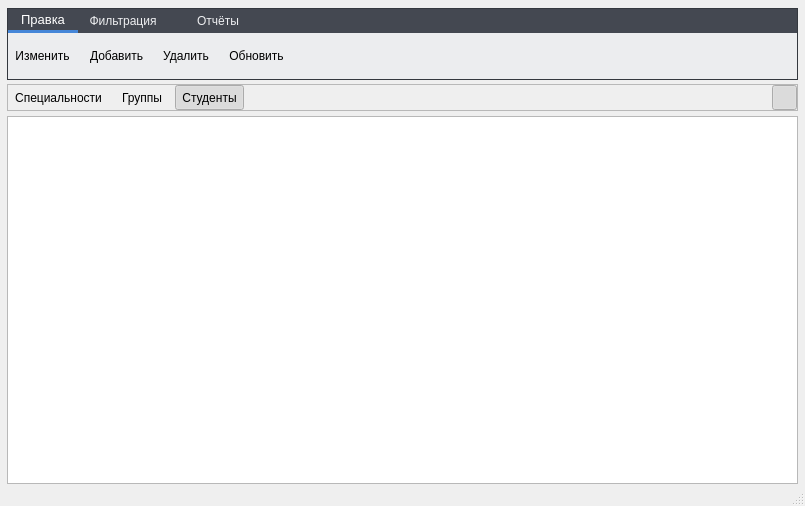
The window that source_modules/personnel_department/mainwindow.ui (MichaelRepository/diplom_project) describes before a commit, drawn with Qt 5.
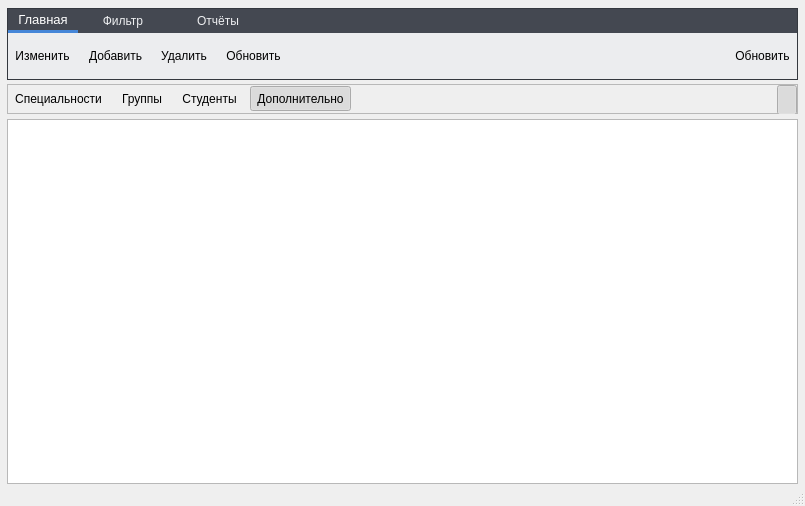
The same window after the commit. Icons and pictures are not drawn.

Diff of the .ui file:
```diff
--- a/source_modules/personnel_department/mainwindow.ui
+++ b/source_modules/personnel_department/mainwindow.ui
@@ -39,7 +39,7 @@
     <property name="spacing">
      <number>5</number>
     </property>
-    <item row="1" column="0">
+    <item row="2" column="0">
      <widget class="QStackedWidget" name="stackedWidget">
       <property name="sizePolicy">
        <sizepolicy hsizetype="Preferred" vsizetype="Preferred">
@@ -47,6 +47,9 @@
         <verstretch>0</verstretch>
        </sizepolicy>
       </property>
+      <property name="styleSheet">
+       <string notr="true"/>
+      </property>
       <property name="currentIndex">
        <number>0</number>
       </property>
@@ -67,219 +70,6 @@
         <property name="spacing">
          <number>5</number>
         </property>
-        <item row="0" column="0" colspan="3">
-         <widget class="QFrame" name="frame_3">
-          <property name="sizePolicy">
-           <sizepolicy hsizetype="Preferred" vsizetype="Fixed">
-            <horstretch>0</horstretch>
-            <verstretch>0</verstretch>
-           </sizepolicy>
-          </property>
-          <property name="frameShape">
-           <enum>QFrame::StyledPanel</enum>
-          </property>
-          <property name="frameShadow">
-           <enum>QFrame::Raised</enum>
-          </property>
-          <layout class="QGridLayout" name="gridLayout_4">
-           <property name="leftMargin">
-            <number>0</number>
-           </property>
-           <property name="topMargin">
-            <number>0</number>
-           </property>
-           <property name="rightMargin">
-            <number>0</number>
-           </property>
-           <property name="bottomMargin">
-            <number>0</number>
-           </property>
-           <item row="0" column="4">
-            <widget class="QToolButton" name="Filter_checked_button">
-             <property name="enabled">
-              <bool>true</bool>
-             </property>
-             <property name="minimumSize">
-              <size>
-               <width>25</width>
-               <height>25</height>
-              </size>
-             </property>
-             <property name="maximumSize">
-              <size>
-               <width>25</width>
-               <height>25</height>
-              </size>
-             </property>
-             <property name="text">
-              <string/>
-             </property>
-             <property name="icon">
-              <iconset resource="../../resfile/src.qrc">
-               <normaloff>:/svg/filter-icon.svg</normaloff>:/svg/filter-icon.svg</iconset>
-             </property>
-             <property name="iconSize">
-              <size>
-               <width>16</width>
-               <height>16</height>
-              </size>
-             </property>
-             <property name="checkable">
-              <bool>true</bool>
-             </property>
-             <property name="checked">
-              <bool>true</bool>
-             </property>
-             <property name="autoRaise">
-              <bool>true</bool>
-             </property>
-            </widget>
-           </item>
-           <item row="0" column="0">
-            <widget class="QToolButton" name="Switch_table_spec_button">
-             <property name="minimumSize">
-              <size>
-               <width>0</width>
-               <height>25</height>
-              </size>
-             </property>
-             <property name="maximumSize">
-              <size>
-               <width>16777215</width>
-               <height>25</height>
-              </size>
-             </property>
-             <property name="text">
-              <string>Специальности</string>
-             </property>
-             <property name="icon">
-              <iconset resource="../../resfile/src.qrc">
-               <normaloff>:/png/table_.png</normaloff>:/png/table_.png</iconset>
-             </property>
-             <property name="iconSize">
-              <size>
-               <width>16</width>
-               <height>16</height>
-              </size>
-             </property>
-             <property name="checkable">
-              <bool>true</bool>
-             </property>
-             <property name="autoExclusive">
-              <bool>true</bool>
-             </property>
-             <property name="toolButtonStyle">
-              <enum>Qt::ToolButtonTextBesideIcon</enum>
-             </property>
-             <property name="autoRaise">
-              <bool>true</bool>
-             </property>
-            </widget>
-           </item>
-           <item row="0" column="3">
-            <spacer name="horizontalSpacer">
-             <property name="orientation">
-              <enum>Qt::Horizontal</enum>
-             </property>
-             <property name="sizeHint" stdset="0">
-              <size>
-               <width>349</width>
-               <height>20</height>
-              </size>
-             </property>
-            </spacer>
-           </item>
-           <item row="0" column="2">
-            <widget class="QToolButton" name="Switch_table_stud_button">
-             <property name="minimumSize">
-              <size>
-               <width>0</width>
-               <height>25</height>
-              </size>
-             </property>
-             <property name="maximumSize">
-              <size>
-               <width>16777215</width>
-               <height>25</height>
-              </size>
-             </property>
-             <property name="text">
-              <string>Студенты</string>
-             </property>
-             <property name="icon">
-              <iconset resource="../../resfile/src.qrc">
-               <normaloff>:/png/table_.png</normaloff>:/png/table_.png</iconset>
-             </property>
-             <property name="iconSize">
-              <size>
-               <width>16</width>
-               <height>16</height>
-              </size>
-             </property>
-             <property name="checkable">
-              <bool>true</bool>
-             </property>
-             <property name="checked">
-              <bool>true</bool>
-             </property>
-             <property name="autoExclusive">
-              <bool>true</bool>
-             </property>
-             <property name="toolButtonStyle">
-              <enum>Qt::ToolButtonTextBesideIcon</enum>
-             </property>
-             <property name="autoRaise">
-              <bool>true</bool>
-             </property>
-            </widget>
-           </item>
-           <item row="0" column="1">
-            <widget class="QToolButton" name="Switch_table_group_button">
-             <property name="minimumSize">
-              <size>
-               <width>0</width>
-               <height>25</height>
-              </size>
-             </property>
-             <property name="maximumSize">
-              <size>
-               <width>16777215</width>
-               <height>25</height>
-              </size>
-             </property>
-             <property name="text">
-              <string>Группы</string>
-             </property>
-             <property name="icon">
-              <iconset resource="../../resfile/src.qrc">
-               <normaloff>:/png/table_.png</normaloff>:/png/table_.png</iconset>
-             </property>
-             <property name="iconSize">
-              <size>
-               <width>16</width>
-               <height>16</height>
-              </size>
-             </property>
-             <property name="checkable">
-              <bool>true</bool>
-             </property>
-             <property name="checked">
-              <bool>false</bool>
-             </property>
-             <property name="autoExclusive">
-              <bool>true</bool>
-             </property>
-             <property name="toolButtonStyle">
-              <enum>Qt::ToolButtonTextBesideIcon</enum>
-             </property>
-             <property name="autoRaise">
-              <bool>true</bool>
-             </property>
-            </widget>
-           </item>
-          </layout>
-         </widget>
-        </item>
         <item row="1" column="0" colspan="3">
          <widget class="QTableView" name="tableView">
           <property name="styleSheet">
@@ -320,6 +110,278 @@
           </attribute>
          </widget>
         </item>
+        <item row="0" column="0" colspan="3">
+         <widget class="QFrame" name="frame_2">
+          <property name="sizePolicy">
+           <sizepolicy hsizetype="Preferred" vsizetype="Preferred">
+            <horstretch>0</horstretch>
+            <verstretch>30</verstretch>
+           </sizepolicy>
+          </property>
+          <property name="minimumSize">
+           <size>
+            <width>0</width>
+            <height>30</height>
+           </size>
+          </property>
+          <property name="maximumSize">
+           <size>
+            <width>16777215</width>
+            <height>30</height>
+           </size>
+          </property>
+          <property name="frameShape">
+           <enum>QFrame::StyledPanel</enum>
+          </property>
+          <property name="frameShadow">
+           <enum>QFrame::Raised</enum>
+          </property>
+          <layout class="QGridLayout" name="gridLayout_8">
+           <property name="leftMargin">
+            <number>0</number>
+           </property>
+           <property name="topMargin">
+            <number>0</number>
+           </property>
+           <property name="rightMargin">
+            <number>0</number>
+           </property>
+           <property name="bottomMargin">
+            <number>0</number>
+           </property>
+           <item row="0" column="0">
+            <widget class="QToolButton" name="Switch_table_spec_button">
+             <property name="minimumSize">
+              <size>
+               <width>0</width>
+               <height>25</height>
+              </size>
+             </property>
+             <property name="maximumSize">
+              <size>
+               <width>16777215</width>
+               <height>25</height>
+              </size>
+             </property>
+             <property name="text">
+              <string>Специальности</string>
+             </property>
+             <property name="icon">
+              <iconset resource="../../resfile/src.qrc">
+               <normaloff>:/png/table_.png</normaloff>:/png/table_.png</iconset>
+             </property>
+             <property name="iconSize">
+              <size>
+               <width>16</width>
+               <height>16</height>
+              </size>
+             </property>
+             <property name="checkable">
+              <bool>true</bool>
+             </property>
+             <property name="checked">
+              <bool>false</bool>
+             </property>
+             <property name="autoExclusive">
+              <bool>true</bool>
+             </property>
+             <property name="toolButtonStyle">
+              <enum>Qt::ToolButtonTextBesideIcon</enum>
+             </property>
+             <property name="autoRaise">
+              <bool>true</bool>
+             </property>
+            </widget>
+           </item>
+           <item row="0" column="1">
+            <widget class="QToolButton" name="Switch_table_group_button">
+             <property name="minimumSize">
+              <size>
+               <width>0</width>
+               <height>25</height>
+              </size>
+             </property>
+             <property name="maximumSize">
+              <size>
+               <width>16777215</width>
+               <height>25</height>
+              </size>
+             </property>
+             <property name="text">
+              <string>Группы</string>
+             </property>
+             <property name="icon">
+              <iconset resource="../../resfile/src.qrc">
+               <normaloff>:/png/table_.png</normaloff>:/png/table_.png</iconset>
+             </property>
+             <property name="iconSize">
+              <size>
+               <width>16</width>
+               <height>16</height>
+              </size>
+             </property>
+             <property name="checkable">
+              <bool>true</bool>
+             </property>
+             <property name="checked">
+              <bool>false</bool>
+             </property>
+             <property name="autoExclusive">
+              <bool>true</bool>
+             </property>
+             <property name="toolButtonStyle">
+              <enum>Qt::ToolButtonTextBesideIcon</enum>
+             </property>
+             <property name="autoRaise">
+              <bool>true</bool>
+             </property>
+            </widget>
+           </item>
+           <item row="0" column="2">
+            <widget class="QToolButton" name="Switch_table_stud_button">
+             <property name="minimumSize">
+              <size>
+               <width>0</width>
+               <height>25</height>
+              </size>
+             </property>
+             <property name="maximumSize">
+              <size>
+               <width>16777215</width>
+               <height>25</height>
+              </size>
+             </property>
+             <property name="text">
+              <string>Студенты</string>
+             </property>
+             <property name="icon">
+              <iconset resource="../../resfile/src.qrc">
+               <normaloff>:/png/table_.png</normaloff>:/png/table_.png</iconset>
+             </property>
+             <property name="iconSize">
+              <size>
+               <width>16</width>
+               <height>16</height>
+              </size>
+             </property>
+             <property name="checkable">
+              <bool>true</bool>
+             </property>
+             <property name="checked">
+              <bool>false</bool>
+             </property>
+             <property name="autoExclusive">
+              <bool>true</bool>
+             </property>
+             <property name="toolButtonStyle">
+              <enum>Qt::ToolButtonTextBesideIcon</enum>
+             </property>
+             <property name="autoRaise">
+              <bool>true</bool>
+             </property>
+            </widget>
+           </item>
+           <item row="0" column="3">
+            <widget class="QToolButton" name="Switch_table_addition_button">
+             <property name="minimumSize">
+              <size>
+               <width>0</width>
+               <height>25</height>
+              </size>
+             </property>
+             <property name="maximumSize">
+              <size>
+               <width>16777215</width>
+               <height>25</height>
+              </size>
+             </property>
+             <property name="text">
+              <string>Дополнительно</string>
+             </property>
+             <property name="icon">
+              <iconset resource="../../resfile/src.qrc">
+               <normaloff>:/png/table_.png</normaloff>:/png/table_.png</iconset>
+             </property>
+             <property name="iconSize">
+              <size>
+               <width>16</width>
+               <height>16</height>
+              </size>
+             </property>
+             <property name="checkable">
+              <bool>true</bool>
+             </property>
+             <property name="checked">
+              <bool>true</bool>
+             </property>
+             <property name="autoExclusive">
+              <bool>true</bool>
+             </property>
+             <property name="toolButtonStyle">
+              <enum>Qt::ToolButtonTextBesideIcon</enum>
+             </property>
+             <property name="autoRaise">
+              <bool>true</bool>
+             </property>
+            </widget>
+           </item>
+           <item row="0" column="4">
+            <spacer name="horizontalSpacer">
+             <property name="orientation">
+              <enum>Qt::Horizontal</enum>
+             </property>
+             <property name="sizeHint" stdset="0">
+              <size>
+               <width>40</width>
+               <height>20</height>
+              </size>
+             </property>
+            </spacer>
+           </item>
+           <item row="0" column="5">
+            <widget class="QToolButton" name="Filter_checked_button">
+             <property name="enabled">
+              <bool>true</bool>
+             </property>
+             <property name="minimumSize">
+              <size>
+               <width>20</width>
+               <height>30</height>
+              </size>
+             </property>
+             <property name="maximumSize">
+              <size>
+               <width>20</width>
+               <height>30</height>
+              </size>
+             </property>
+             <property name="text">
+              <string/>
+             </property>
+             <property name="icon">
+              <iconset resource="../../resfile/src.qrc">
+               <normaloff>:/svg/filter-icon.svg</normaloff>:/svg/filter-icon.svg</iconset>
+             </property>
+             <property name="iconSize">
+              <size>
+               <width>16</width>
+               <height>16</height>
+              </size>
+             </property>
+             <property name="checkable">
+              <bool>true</bool>
+             </property>
+             <property name="checked">
+              <bool>true</bool>
+             </property>
+             <property name="autoRaise">
+              <bool>true</bool>
+             </property>
+            </widget>
+           </item>
+          </layout>
+         </widget>
+        </item>
        </layout>
       </widget>
       <widget class="QWidget" name="page_2">
@@ -592,9 +654,9 @@
          </property>
          <widget class="QWidget" name="tab_2">
           <attribute name="title">
-           <string>Правка</string>
+           <string>Главная</string>
           </attribute>
-          <layout class="QHBoxLayout" name="horizontalLayout">
+          <layout class="QGridLayout" name="gridLayout_4">
            <property name="leftMargin">
             <number>0</number>
            </property>
@@ -607,7 +669,10 @@
            <property name="bottomMargin">
             <number>0</number>
            </property>
-           <item>
+           <property name="spacing">
+            <number>5</number>
+           </property>
+           <item row="0" column="0">
             <widget class="QToolButton" name="Edit_button1">
              <property name="sizePolicy">
               <sizepolicy hsizetype="Minimum" vsizetype="Expanding">
@@ -645,7 +710,7 @@
              </property>
             </widget>
            </item>
-           <item>
+           <item row="0" column="1">
             <widget class="QToolButton" name="Add_button1">
              <property name="sizePolicy">
               <sizepolicy hsizetype="Minimum" vsizetype="Expanding">
@@ -683,7 +748,7 @@
              </property>
             </widget>
            </item>
-           <item>
+           <item row="0" column="2">
             <widget class="QToolButton" name="Delete_button1">
              <property name="sizePolicy">
               <sizepolicy hsizetype="Minimum" vsizetype="Expanding">
@@ -721,7 +786,7 @@
              </property>
             </widget>
            </item>
-           <item>
+           <item row="0" column="3">
             <widget class="QToolButton" name="Refresh_button1">
              <property name="enabled">
               <bool>true</bool>
@@ -762,7 +827,7 @@
              </property>
             </widget>
            </item>
-           <item>
+           <item row="0" column="4">
             <spacer name="horizontalSpacer_2">
              <property name="orientation">
               <enum>Qt::Horizontal</enum>
@@ -775,6 +840,47 @@
              </property>
             </spacer>
            </item>
+           <item row="0" column="5">
+            <widget class="QToolButton" name="Export_button1">
+             <property name="enabled">
+              <bool>true</bool>
+             </property>
+             <property name="sizePolicy">
+              <sizepolicy hsizetype="Minimum" vsizetype="Expanding">
+               <horstretch>0</horstretch>
+               <verstretch>0</verstretch>
+              </sizepolicy>
+             </property>
+             <property name="text">
+              <string>Обновить</string>
+             </property>
+             <property name="icon">
+              <iconset resource="../../resfile/src.qrc">
+               <normaloff>:/svg/export_in_document.svg</normaloff>:/svg/export_in_document.svg</iconset>
+             </property>
+             <property name="iconSize">
+              <size>
+               <width>32</width>
+               <height>32</height>
+              </size>
+             </property>
+             <property name="autoExclusive">
+              <bool>false</bool>
+             </property>
+             <property name="popupMode">
+              <enum>QToolButton::DelayedPopup</enum>
+             </property>
+             <property name="toolButtonStyle">
+              <enum>Qt::ToolButtonIconOnly</enum>
+             </property>
+             <property name="autoRaise">
+              <bool>true</bool>
+             </property>
+             <property name="arrowType">
+              <enum>Qt::NoArrow</enum>
+             </property>
+            </widget>
+           </item>
           </layout>
          </widget>
          <widget class="QWidget" name="tab_3">
@@ -782,7 +888,7 @@
            <bool>true</bool>
           </property>
           <attribute name="title">
-           <string>Фильтрация</string>
+           <string>Фильтр</string>
           </attribute>
           <layout class="QHBoxLayout" name="horizontalLayout_2">
            <property name="leftMargin">
```
Left out of the diff: 4 changed lines with no effect on the pictures.
